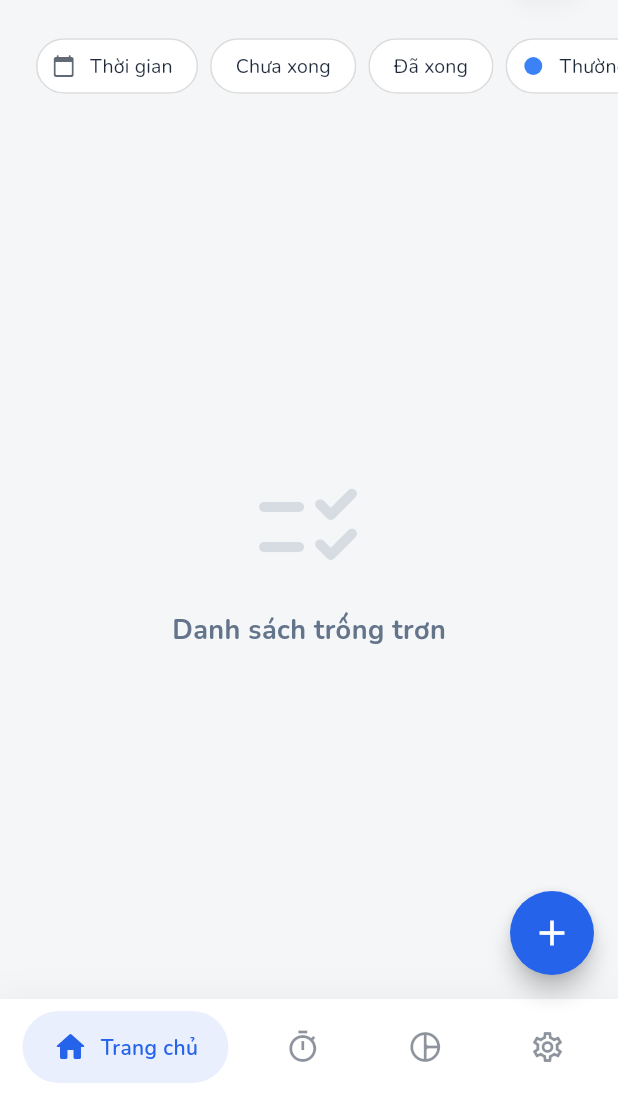
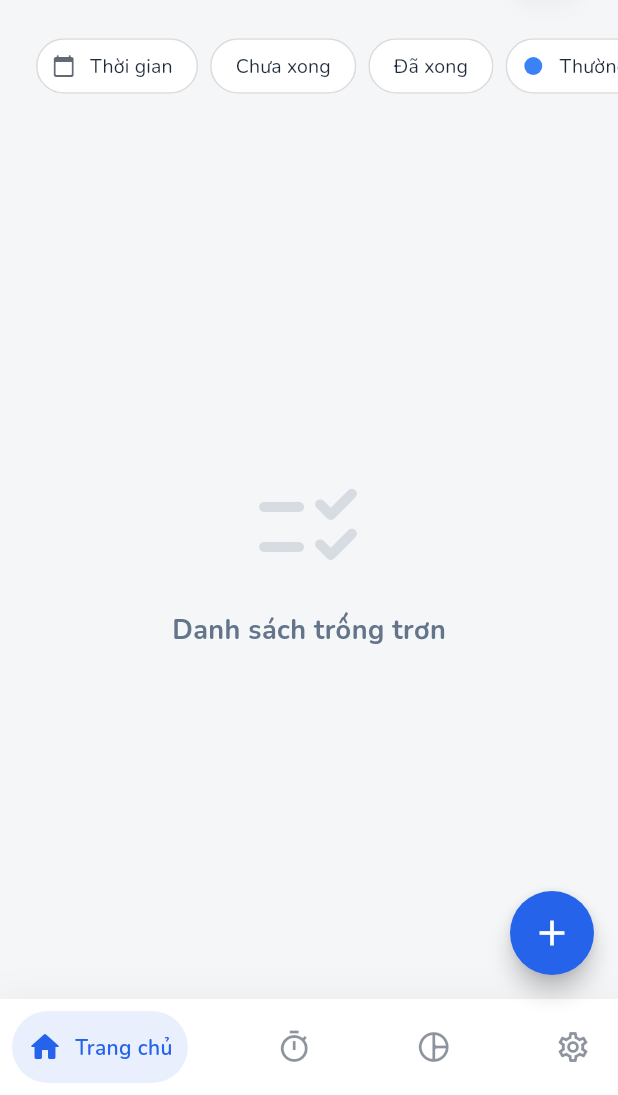
Before and after one commit to nvthih24/offline-task-planner, a Flutter app: the screen it shows after launch, on a phone screen of 412 x 824 dp, the part 141-1236 px from its top. Run offline on Flutter 3.47's test engine with Material 3 defaults, Android fonts, the phone set to English and light mode, and no system bars; drawn by our look-alikes of google_nav_bar; our stand-ins replace audioplayers, fl_chart, flutter_local_notifications, flutter_slidable, google_fonts, hive and 3 more; accounts and stored records are empty.

Commit message:
feat: Sua giao dien thanh nav bar

```diff
--- a/lib/features/home/screens/pages.dart
+++ b/lib/features/home/screens/pages.dart
@@ -67,7 +67,7 @@ class _PagesState extends State<Pages> {
         ),
         child: SafeArea(
           child: Padding(
-            padding: const EdgeInsets.symmetric(horizontal: 15.0, vertical: 8),
+            padding: const EdgeInsets.symmetric(horizontal: 8.0, vertical: 8),
             child: GNav(
               rippleColor: Colors.grey[300]!, // Màu hiệu ứng gợn sóng
               hoverColor: Colors.grey[100]!, // Màu khi di chuột (Web)
@@ -75,7 +75,7 @@ class _PagesState extends State<Pages> {
               activeColor: AppColors.primary, // Màu Icon và Chữ khi được chọn
               iconSize: 24, // Kích thước Icon
               padding: const EdgeInsets.symmetric(
-                  horizontal: 20, vertical: 12), // Độ dày của nút
+                  horizontal: 10, vertical: 12), // Độ dày của nút
               duration: const Duration(milliseconds: 400), // Tốc độ hiệu ứng
 
               // Màu nền của Tab khi được chọn (Quan trọng cho style Soft Minimalist)
```
